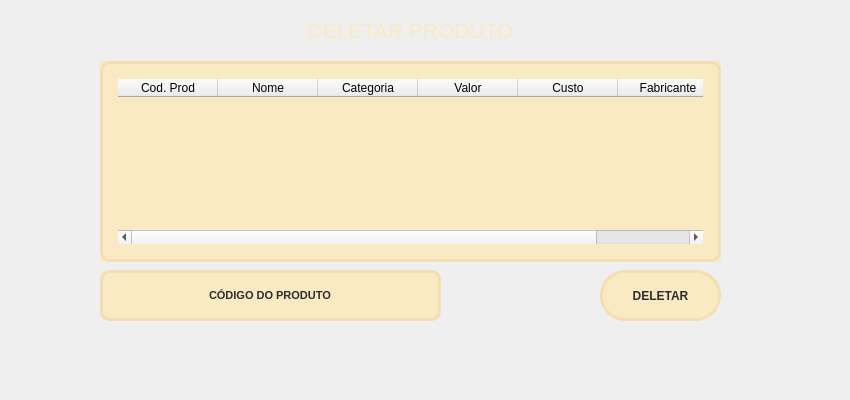
leohpmoreira/inventoryManagement, file deletarproduto.ui: the form before one commit.
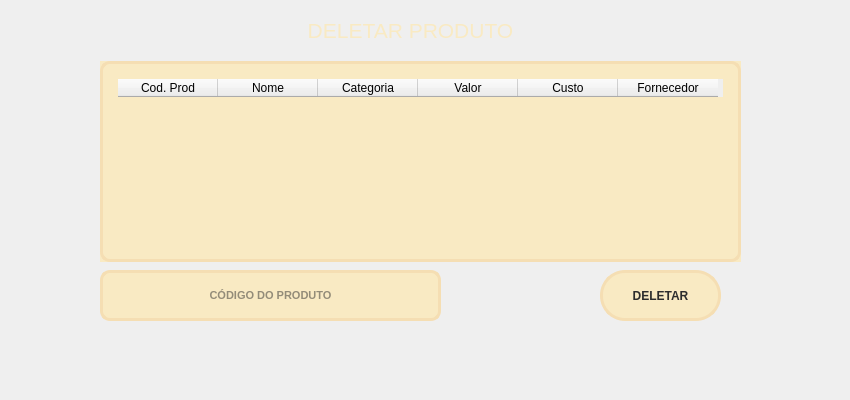
The form after the commit.

Commit message: CadProd, deletar produto, historico e reposicao

```diff
--- a/deletarproduto.ui
+++ b/deletarproduto.ui
@@ -95,7 +95,7 @@
     <rect>
      <x>100</x>
      <y>61</y>
-     <width>621</width>
+     <width>641</width>
      <height>201</height>
     </rect>
    </property>
@@ -149,7 +149,7 @@
    </column>
    <column>
     <property name="text">
-     <string>Fabricante</string>
+     <string>Fornecedor</string>
     </property>
    </column>
   </widget>
@@ -187,11 +187,14 @@
 }</string>
    </property>
    <property name="text">
-    <string>CÓDIGO DO PRODUTO</string>
+    <string/>
    </property>
    <property name="alignment">
     <set>Qt::AlignCenter</set>
    </property>
+   <property name="placeholderText">
+    <string>CÓDIGO DO PRODUTO</string>
+   </property>
   </widget>
  </widget>
  <resources/>
```
The commit also changes 10 other files.
